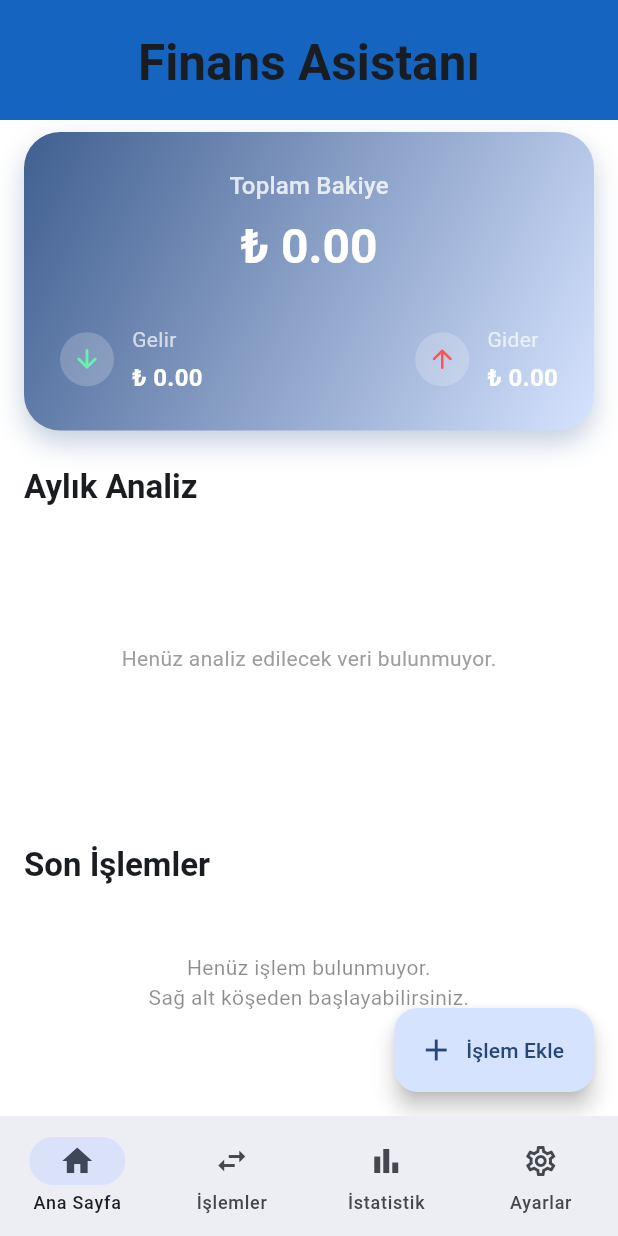
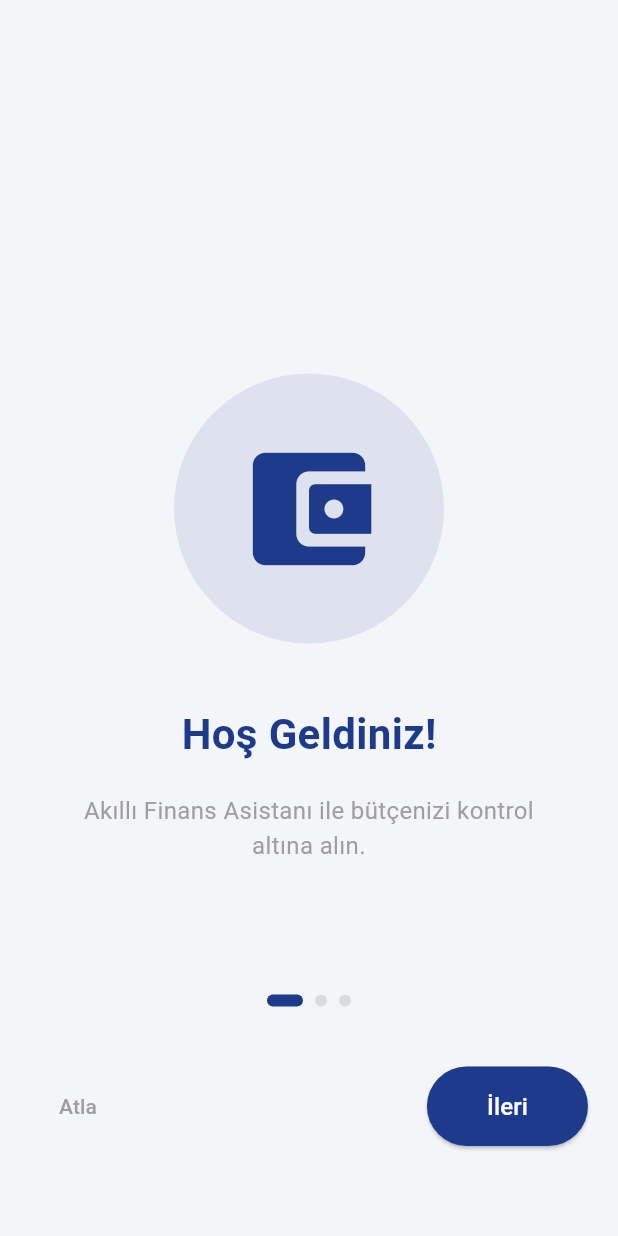
Before and after one commit to FurkanOguzgoksu/finans_app, a Flutter app: the screen it shows after launch, on a phone screen of 412 x 824 dp. Run offline on Flutter 3.47's test engine with Material 3 defaults, Android fonts, the phone set to English and light mode, and no system bars; our stand-ins replace cloud_firestore, fl_chart, go_router, shared_preferences, sqflite; accounts and stored records are empty.

Commit message:
Hafta 5: Onboarding (Tanitim) ekrani ve ilk acilis yonlendirme mantigi

```diff
--- a/lib/main.dart
+++ b/lib/main.dart
@@ -1,5 +1,6 @@
 import 'package:flutter/material.dart';
 import 'package:provider/provider.dart';
+import 'package:shared_preferences/shared_preferences.dart';
 // import 'package:firebase_core/firebase_core.dart';
 import 'utils/app_router.dart';
 import 'providers/backup_provider.dart';
@@ -8,6 +9,9 @@ import 'providers/transaction_provider.dart';
 
 void main() async {
   WidgetsFlutterBinding.ensureInitialized();
+
+  final prefs = await SharedPreferences.getInstance();
+  final bool hasSeenOnboarding = prefs.getBool('has_seen_onboarding') ?? false;
 
   // Firebase projesi bağlandığında bu yorum kaldırılacak:
   // try {
@@ -27,19 +31,21 @@ void main() async {
           create: (_) => TransactionProvider()..loadTransactions(),
         ),
       ],
-      child: const FinansApp(),
+      child: FinansApp(showOnboarding: !hasSeenOnboarding),
     ),
   );
 }
 
 class FinansApp extends StatelessWidget {
-  const FinansApp({super.key});
+  final bool showOnboarding;
+  const FinansApp({super.key, required this.showOnboarding});
 
   @override
   Widget build(BuildContext context) {
     return MaterialApp.router(
       title: 'Finans Takip',
       debugShowCheckedModeBanner: false,
+
       theme: ThemeData(
         colorScheme: ColorScheme.fromSeed(
           seedColor: const Color(0xFF1565C0),
@@ -71,7 +77,7 @@ class FinansApp extends StatelessWidget {
         useMaterial3: true,
       ),
       themeMode: ThemeMode.system,
-      routerConfig: AppRouter.router,
+      routerConfig: AppRouter.createRouter(showOnboarding),
     );
   }
 }
--- /dev/null
+++ b/lib/screens/onboarding_screen.dart
@@ -0,0 +1,184 @@
+import 'package:flutter/material.dart';
+import 'package:shared_preferences/shared_preferences.dart';
+import 'package:go_router/go_router.dart';
+
+class OnboardingScreen extends StatefulWidget {
+  const OnboardingScreen({super.key});
+
+  @override
+  State<OnboardingScreen> createState() => _OnboardingScreenState();
+}
+
+class _OnboardingScreenState extends State<OnboardingScreen> {
+  final PageController _pageController = PageController();
+  int _currentPage = 0;
+
+  final List<OnboardingData> _pages = [
+    OnboardingData(
+      title: 'Hoş Geldiniz!',
+      description: 'Akıllı Finans Asistanı ile bütçenizi kontrol altına alın.',
+      icon: Icons.account_balance_wallet_rounded,
+      color: const Color(0xFF1E3A8A), // Koyu Mavi
+    ),
+    OnboardingData(
+      title: 'Fişlerinizi Tarayın',
+      description: 'OCR teknolojisi ile fişlerinizi saniyeler içinde dijitalleştirin.',
+      icon: Icons.camera_alt_rounded,
+      color: const Color(0xFF1E40AF),
+    ),
+    OnboardingData(
+      title: 'Akıllı Analiz',
+      description: 'Harcama alışkanlıklarınızı grafiklerle takip edin ve tasarruf edin.',
+      icon: Icons.auto_graph_rounded,
+      color: const Color(0xFF1D4ED8),
+    ),
+  ];
+
+  void _finishOnboarding() async {
+    final prefs = await SharedPreferences.getInstance();
+    await prefs.setBool('has_seen_onboarding', true);
+    if (mounted) {
+      context.go('/'); // Ana sayfaya git
+    }
+  }
+
+  @override
+  Widget build(BuildContext context) {
+    return Scaffold(
+      backgroundColor: Colors.white,
+      body: Stack(
+        children: [
+          PageView.builder(
+            controller: _pageController,
+            itemCount: _pages.length,
+            onPageChanged: (index) {
+              setState(() {
+                _currentPage = index;
+              });
+            },
+            itemBuilder: (context, index) {
+              final page = _pages[index];
+              return Container(
+                color: page.color.withOpacity(0.05),
+                child: Column(
+                  mainAxisAlignment: MainAxisAlignment.center,
+                  children: [
+                    Container(
+                      padding: const EdgeInsets.all(40),
+                      decoration: BoxDecoration(
+                        color: page.color.withOpacity(0.1),
+                        shape: BoxShape.circle,
+                      ),
+                      child: Icon(
+                        page.icon,
+                        size: 100,
+                        color: page.color,
+                      ),
+                    ),
+                    const SizedBox(height: 40),
+                    Text(
+                      page.title,
+                      style: TextStyle(
+                        fontSize: 28,
+                        fontWeight: FontWeight.bold,
+                        color: page.color,
+                      ),
+                    ),
+                    const SizedBox(height: 20),
+                    Padding(
+                      padding: const EdgeInsets.symmetric(horizontal: 40),
+                      child: Text(
+                        page.description,
+                        textAlign: TextAlign.center,
+                        style: const TextStyle(
+                          fontSize: 16,
+                          color: Colors.grey,
+                        ),
+                      ),
+                    ),
+                  ],
+                ),
+              );
+            },
+          ),
+
+          // Alt Kontroller
+          Positioned(
+            bottom: 60,
+            left: 20,
+            right: 20,
+            child: Column(
+              children: [
+                // Sayfa Göstergesi (Dots)
+                Row(
+                  mainAxisAlignment: MainAxisAlignment.center,
+                  children: List.generate(
+                    _pages.length,
+                    (index) => Container(
+                      margin: const EdgeInsets.symmetric(horizontal: 4),
+                      width: _currentPage == index ? 24 : 8,
+                      height: 8,
+                      decoration: BoxDecoration(
+                        color: _currentPage == index ? _pages[index].color : Colors.grey.withOpacity(0.3),
+                        borderRadius: BorderRadius.circular(4),
+                      ),
+                    ),
+                  ),
+                ),
+                const SizedBox(height: 40),
+
+                // Butonlar
+                Row(
+                  mainAxisAlignment: MainAxisAlignment.spaceBetween,
+                  children: [
+                    TextButton(
+                      onPressed: _finishOnboarding,
+                      child: const Text('Atla', style: TextStyle(color: Colors.grey)),
+                    ),
+                    ElevatedButton(
+                      onPressed: () {
+                        if (_currentPage == _pages.length - 1) {
+                          _finishOnboarding();
+                        } else {
+                          _pageController.nextPage(
+                            duration: const Duration(milliseconds: 400),
+                            curve: Curves.easeInOut,
+                          );
+                        }
+                      },
+                      style: ElevatedButton.styleFrom(
+                        backgroundColor: _pages[_currentPage].color,
+                        padding: const EdgeInsets.symmetric(horizontal: 40, vertical: 15),
+                        shape: RoundedRectangleBorder(
+                          borderRadius: BorderRadius.circular(30),
+                        ),
+                      ),
+                      child: Text(
+                        _currentPage == _pages.length - 1 ? 'Başla' : 'İleri',
+                        style: const TextStyle(color: Colors.white, fontSize: 16),
+                      ),
+                    ),
+                  ],
+                ),
+              ],
+            ),
+          ),
+        ],
+      ),
+    );
+  }
+}
+
+class OnboardingData {
+  final String title;
+  final String description;
+  final IconData icon;
+  final Color color;
+
+  OnboardingData({
+    required this.title,
+    required this.description,
+    required this.icon,
+    required this.color,
+  });
+}
--- a/lib/utils/app_router.dart
+++ b/lib/utils/app_router.dart
@@ -5,13 +5,22 @@ import '../screens/transactions_screen.dart';
 import '../screens/statistics_screen.dart';
 import '../screens/settings_screen.dart';
 import '../screens/receipt_scan_screen.dart';
+import '../screens/onboarding_screen.dart';
 import '../screens/backup_settings_screen.dart';
 
 /// Uygulama navigasyon yapılandırması (go_router)
 class AppRouter {
-  static final GoRouter router = GoRouter(
-    initialLocation: '/',
+  static GoRouter createRouter(bool showOnboarding) {
+    return GoRouter(
+      initialLocation: showOnboarding ? '/onboarding' : '/',
       routes: [
+        // Tanıtım Ekranı
+        GoRoute(
+          path: '/onboarding',
+          name: 'onboarding',
+          builder: (context, state) => const OnboardingScreen(),
+        ),
+
         // Ana sayfa - Shell Route ile bottom navigation
         StatefulShellRoute.indexedStack(
           builder: (context, state, navigationShell) {
@@ -75,6 +84,8 @@ class AppRouter {
       ],
     );
   }
+}
+
 
 /// Bottom Navigation Bar içeren ana scaffold
 class ScaffoldWithNavBar extends StatelessWidget {
```
Lines whose indentation alone changed are shown as unchanged.
